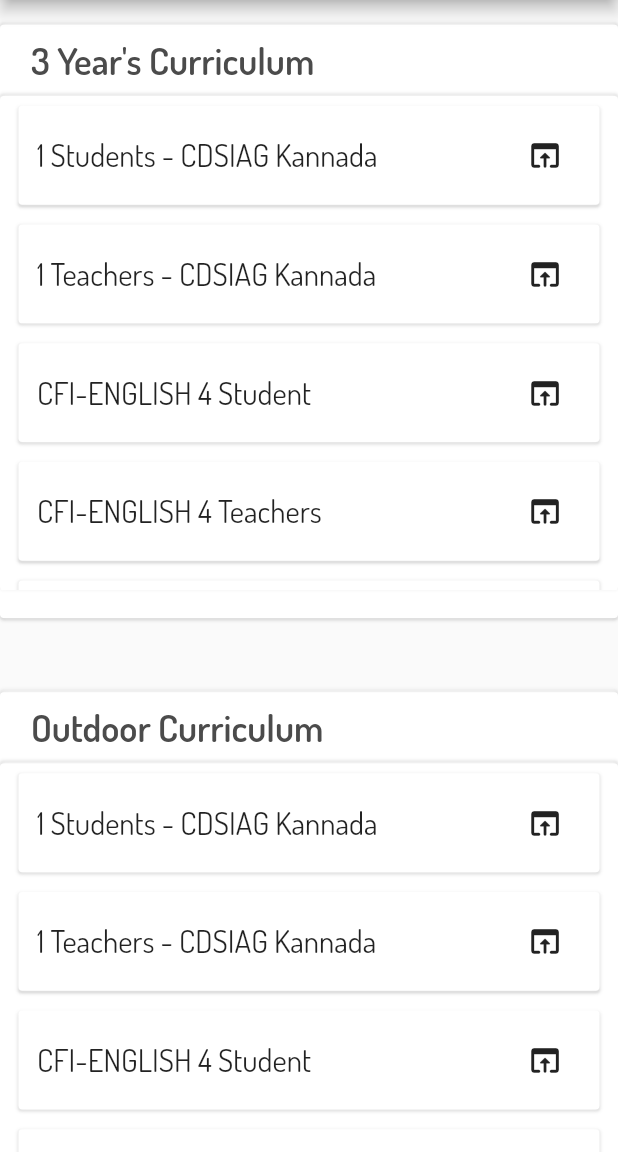
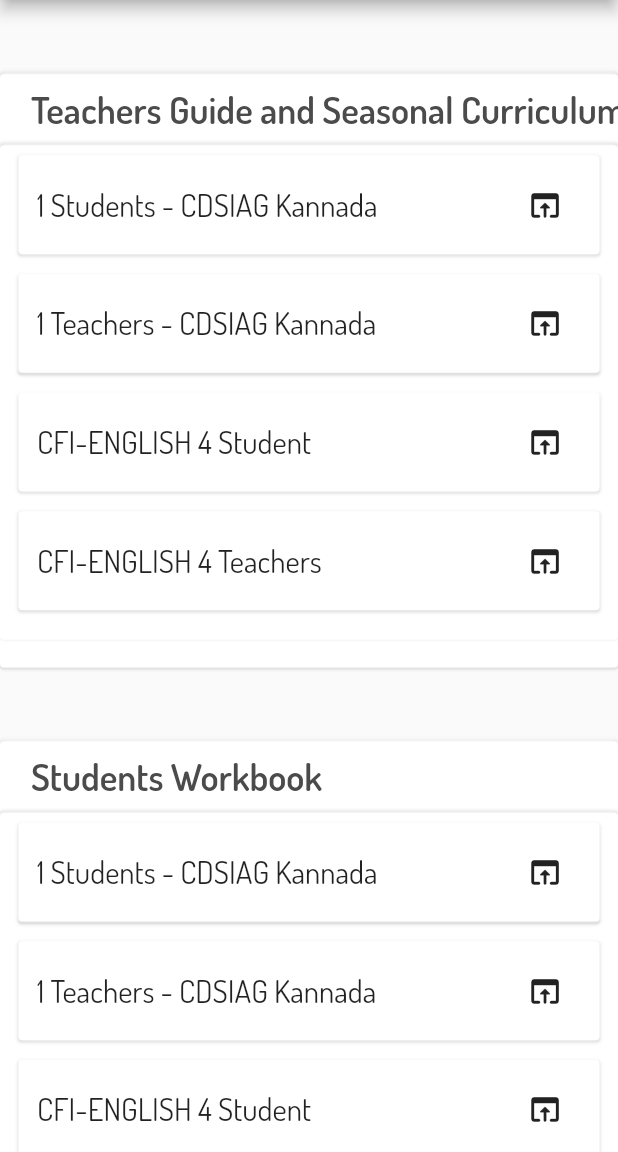
Before and after one commit to JayeshHadke/Kingdoms_Kid, a Flutter app: the MainPage screen opened directly, after a tap on "Curriculum", on a phone screen of 412 x 824 dp, the part 84-1236 px from its top. Run offline on Flutter 3.47's test engine with Material 2 defaults, Android fonts, the phone set to English and light mode, and no system bars; our stand-ins replace audioplayers, fluttertoast, responsive_sizer, youtube_player_flutter; missing offline and left inert: clipboard, pdf_viewer_plugin; network calls fail.

Commit message:
issue fixed

```diff
--- a/lib/main.dart
+++ b/lib/main.dart
@@ -3,6 +3,7 @@ import 'package:flutter/services.dart';
 import 'package:kingdoms_kids/widgets/landingPage.dart';
 import 'package:kingdoms_kids/widgets/musicPlayer.dart';
 import 'package:kingdoms_kids/widgets/videoPlayer.dart';
+import 'package:responsive_sizer/responsive_sizer.dart';
 
 void main() {
   // Use to Call Native Binding
@@ -23,6 +24,8 @@ class MyApp extends StatefulWidget {
 class _MyAppState extends State<MyApp> {
   @override
   Widget build(BuildContext context) {
+    return ResponsiveSizer(
+      builder: (context,orientation,deviceType){
         return MaterialApp(
           // Disable Debug Banner
           debugShowCheckedModeBanner: false,
@@ -37,4 +40,6 @@ class _MyAppState extends State<MyApp> {
           home: const LandingPage(),
         );
       }
+    );
   }
+}
--- a/lib/utilities/referenceIndexPage..dart
+++ b/lib/utilities/referenceIndexPage..dart
@@ -13,7 +13,7 @@ import 'package:youtube_player_flutter/youtube_player_flutter.dart';
 
 //  Slider Section
 var arrSliderHeading = [
-  'Training Material...',
+  'Sunday School Curriculum...',
   'Songs & Music..',
   "Get Resources...",
   'Stay Stress Free...',
@@ -21,10 +21,10 @@ var arrSliderHeading = [
 ];
 var arrSliderBody = [
   'The curriculum  is designed for interaction & Discussion, keeping the focus on Students. The teacher will be a guide to facilitate their self learning process.',
-  'Get Latest Kids Songs & Sing along with Karaoke.',
-  "Craft, Experiment, Puppet Scripts, Skit & Much More.",
-  'Talk 1 X 1 Best Counsellors for any of Life Challenges.',
-  "Book Slots for All Upcoming Offline Resource's in Just One Click."
+  'Discover and sing the latest kids songs with karaoke on our Android/IOS app, providing endless fun and entertainment for children.',
+  "Discover fun crafts, exciting experiments, engaging puppet scripts, entertaining skits, and much more with our user-friendly Android/IOS app.",
+  'Connect with a counselor to discuss and find solutions for your emotional issues through personal one-on-one sessions.',
+  "Easily book slots for upcoming offline resources with just one click using our convenient Android/IOS app."
 ];
 var arrSliderImages = [
   'assets/images/praying_lady.png',
@@ -211,15 +211,15 @@ void Exit(BuildContext context) {
 // 3Years Curriculum
 
 var arr3YearsCurriculum = <String, String>{
-  '1 Students - CDSIAG Kannada':
-      'https://raw.githubusercontent.com/JayeshHadke/Kingdoms_Kid/master/Content/data/Pdfs/1%20Students%20-%20CDSIAG%20Kannada.pdf',
-  '1 Teachers - CDSIAG Kannada':
-      'https://raw.githubusercontent.com/JayeshHadke/Kingdoms_Kid/master/Content/data/Pdfs/1%20Teachers%20-%20CDSIAG%20Kannada.pdf',
-  'CFI-ENGLISH 4 Student':
-      'https://raw.githubusercontent.com/JayeshHadke/Kingdoms_Kid/master/Content/data/Pdfs/CFI-ENGLISH%204%20Student.pdf',
-  'CFI-ENGLISH 4 Teachers':
-      'https://raw.githubusercontent.com/JayeshHadke/Kingdoms_Kid/master/Content/data/Pdfs/CFI-ENGLISH%204%20Teachers.pdf',
-  'Sample': 'https://www.africau.edu/images/default/sample.pdf'
+  // '1 Students - CDSIAG Kannada':
+  // 'https://raw.githubusercontent.com/JayeshHadke/Kingdoms_Kid/master/Content/data/Pdfs/1%20Students%20-%20CDSIAG%20Kannada.pdf',
+  // '1 Teachers - CDSIAG Kannada':
+  // 'https://raw.githubusercontent.com/JayeshHadke/Kingdoms_Kid/master/Content/data/Pdfs/1%20Teachers%20-%20CDSIAG%20Kannada.pdf',
+  // 'CFI-ENGLISH 4 Student':
+  // 'https://raw.githubusercontent.com/JayeshHadke/Kingdoms_Kid/master/Content/data/Pdfs/CFI-ENGLISH%204%20Student.pdf',
+  // 'CFI-ENGLISH 4 Teachers':
+  // 'https://raw.githubusercontent.com/JayeshHadke/Kingdoms_Kid/master/Content/data/Pdfs/CFI-ENGLISH%204%20Teachers.pdf',
+  // 'Sample': 'https://www.africau.edu/images/default/sample.pdf'
 };
 
 String get3YearsCurriculumLink(int index) {
@@ -281,14 +281,14 @@ String getSeasonalCurriculumName(int index) {
 }
 
 var arrVBSCurriculum = <String, String>{
-  '1 Students - CDSIAG Kannada':
-      'https://raw.githubusercontent.com/JayeshHadke/Kingdoms_Kid/master/Content/data/Pdfs/1%20Students%20-%20CDSIAG%20Kannada.pdf',
-  '1 Teachers - CDSIAG Kannada':
-      'https://raw.githubusercontent.com/JayeshHadke/Kingdoms_Kid/master/Content/data/Pdfs/1%20Teachers%20-%20CDSIAG%20Kannada.pdf',
-  'CFI-ENGLISH 4 Student':
-      'https://raw.githubusercontent.com/JayeshHadke/Kingdoms_Kid/master/Content/data/Pdfs/CFI-ENGLISH%204%20Student.pdf',
-  'CFI-ENGLISH 4 Teachers':
-      'https://raw.githubusercontent.com/JayeshHadke/Kingdoms_Kid/master/Content/data/Pdfs/CFI-ENGLISH%204%20Teachers.pdf',
+  // '1 Students - CDSIAG Kannada':
+  // 'https://raw.githubusercontent.com/JayeshHadke/Kingdoms_Kid/master/Content/data/Pdfs/1%20Students%20-%20CDSIAG%20Kannada.pdf',
+  // '1 Teachers - CDSIAG Kannada':
+  // 'https://raw.githubusercontent.com/JayeshHadke/Kingdoms_Kid/master/Content/data/Pdfs/1%20Teachers%20-%20CDSIAG%20Kannada.pdf',
+  // 'CFI-ENGLISH 4 Student':
+  // 'https://raw.githubusercontent.com/JayeshHadke/Kingdoms_Kid/master/Content/data/Pdfs/CFI-ENGLISH%204%20Student.pdf',
+  // 'CFI-ENGLISH 4 Teachers':
+  // 'https://raw.githubusercontent.com/JayeshHadke/Kingdoms_Kid/master/Content/data/Pdfs/CFI-ENGLISH%204%20Teachers.pdf',
 };
 
 String getVBSCurriculumLink(int index) {
@@ -473,7 +473,7 @@ var LanguageImage = <String>[
   'assets/images/English.png',
   'assets/images/Tamil.png',
   'assets/images/Telugu.png',
-  'assets/images/Telugu.png',
+  // 'assets/images/Telugu.png',
   'assets/images/Hindi.png',
   'assets/images/Kannada.png',
   'assets/images/Marathi.png',
--- a/lib/widgets/curriculumPage.dart
+++ b/lib/widgets/curriculumPage.dart
@@ -7,7 +7,7 @@ import 'package:kingdoms_kids/utilities/referenceIndexPage..dart';
 import 'package:kingdoms_kids/widgets/pdfViewerPage.dart';
 
 class CurriculumPage extends StatefulWidget {
-  CurriculumPage({Key? key}) : super(key: key);
+  const CurriculumPage({Key? key}) : super(key: key);
 
   @override
   State<CurriculumPage> createState() => _CurriculumPageState();
@@ -38,6 +38,9 @@ class _CurriculumPageState extends State<CurriculumPage> {
           body: SingleChildScrollView(
             child: Column(
               crossAxisAlignment: CrossAxisAlignment.center,
+              children: [
+                get3yearsCurriculumCount() >0 ? Container(
+                 child: Column(
                    children: [
                      SizedBox(
                        height: MediaQuery.of(context).size.height * 0.02,
@@ -116,7 +119,12 @@ class _CurriculumPageState extends State<CurriculumPage> {
                                borderRadius: BorderRadius.circular(
                                    MediaQuery.of(context).size.height * 0.003),
                              ),
-                        height: MediaQuery.of(context).size.height * 0.4,
+                             // if get3yearsCurriculumCount() == 0 then make height 0
+
+                             height: get3yearsCurriculumCount() == 0
+                                 ? 0
+                                 : MediaQuery.of(context).size.height * 0.4,
+                             // height: MediaQuery.of(context).size.height * 0.4,
                              child: ListView.builder(
                                scrollDirection: Axis.vertical,
                                itemCount: get3yearsCurriculumCount(),
@@ -189,7 +197,9 @@ class _CurriculumPageState extends State<CurriculumPage> {
                            ),
                          ],
                        ),
+                     ),],
                  ),
+               ):Container(),
                 SizedBox(
                   height: MediaQuery.of(context).size.height * 0.06,
                 ),
@@ -236,7 +246,8 @@ class _CurriculumPageState extends State<CurriculumPage> {
                             width: MediaQuery.of(context).size.width * 0.05,
                           ),
                           Text(
-                            "Outdoor Curriculum",
+                            // "Outdoor Curriculum",
+                            "Teachers Guide and Seasonal Curriculum",
                             style: TextStyle(
                                 color: mainTextColor,
                                 fontFamily: 'Dosis',
@@ -342,6 +353,9 @@ class _CurriculumPageState extends State<CurriculumPage> {
                     ],
                   ),
                 ),
+                getSeasonalCurriculumCount() > 0
+                    ?
+                Column(children: [
                   SizedBox(
                     height: MediaQuery.of(context).size.height * 0.06,
                   ),
@@ -388,7 +402,8 @@ class _CurriculumPageState extends State<CurriculumPage> {
                               width: MediaQuery.of(context).size.width * 0.05,
                             ),
                             Text(
-                            "Seasonal Curriculum",
+                              // "Seasonal Curriculum",
+                              "Students Workbook",
                               style: TextStyle(
                                   color: mainTextColor,
                                   fontFamily: 'Dosis',
@@ -494,7 +509,10 @@ class _CurriculumPageState extends State<CurriculumPage> {
                       ],
                     ),
                   ),
-                SizedBox(
+                ],): Container(),
+
+                getVBSCurriculumCount() > 0
+                    ? Column(children: [ SizedBox(
                   height: MediaQuery.of(context).size.height * 0.06,
                 ),
                   //VBS
@@ -645,7 +663,8 @@ class _CurriculumPageState extends State<CurriculumPage> {
                         ),
                       ],
                     ),
-                ),
+                  ),],): Container(),
+
                 SizedBox(
                   height: MediaQuery.of(context).size.height * 0.04,
                 ),
--- a/lib/widgets/customSliders.dart
+++ b/lib/widgets/customSliders.dart
@@ -45,87 +45,57 @@ class _CustomSliderState extends State<CustomSlider> {
           ],
           color: mainColor,
           borderRadius:
-          BorderRadius.circular(MediaQuery
-              .of(context)
-              .size
-              .width * 0.08)),
+              BorderRadius.circular(MediaQuery.of(context).size.width * 0.08)),
       margin: EdgeInsets.only(
-        bottom: MediaQuery
-            .of(context)
-            .size
-            .width * 0.035,
-        top: MediaQuery
-            .of(context)
-            .size
-            .width * 0.01,
-        right: MediaQuery
-            .of(context)
-            .size
-            .width * 0.02,
-        left: MediaQuery
-            .of(context)
-            .size
-            .width * 0.02,
+        bottom: MediaQuery.of(context).size.width * 0.035,
+        top: MediaQuery.of(context).size.width * 0.01,
+        right: MediaQuery.of(context).size.width * 0.02,
+        left: MediaQuery.of(context).size.width * 0.02,
       ),
       padding: EdgeInsets.only(
-          top: MediaQuery
-              .of(context)
-              .size
-              .height * 0.01,
-          bottom: MediaQuery
-              .of(context)
-              .size
-              .height * 0.01,
-          left: MediaQuery
-              .of(context)
-              .size
-              .width * 0.05,
-          right: MediaQuery
-              .of(context)
-              .size
-              .width * 0.02),
+          top: MediaQuery.of(context).size.height * 0.01,
+          bottom: MediaQuery.of(context).size.height * 0.01,
+          left: MediaQuery.of(context).size.width * 0.05,
+          right: MediaQuery.of(context).size.width * 0.02),
       child: Column(
         crossAxisAlignment: CrossAxisAlignment.start,
         mainAxisAlignment: MainAxisAlignment.start,
         children: [
           SizedBox(
-            height: MediaQuery
-                .of(context)
-                .size
-                .height * 0.01,
+            height: MediaQuery.of(context).size.height * 0.01,
           ),
-          Text(
+          Column(
+            children: [
+              // make this text left side aligned
+              SizedBox(
+                width: MediaQuery.of(context).size.width,
+                child: Text(
                   getSliderHeading(index),
                   style: TextStyle(
                       fontFamily: 'Dosis',
                       color: Colors.white,
-                fontSize: MediaQuery
-                    .of(context)
-                    .size
-                    .height * 0.034),
+                      fontSize: MediaQuery.of(context).size.height * 0.034),
+                ),
+              ),
+              SizedBox(
+                height: MediaQuery.of(context).size.height * 0.01,
               ),
               Row(
                 mainAxisAlignment: MainAxisAlignment.spaceBetween,
-            children: [
+                children: <Widget>[
                   Flexible(
                     child: Text(
                       getSliderBody(index),
                       style: TextStyle(
                           fontFamily: 'Dosis',
                           color: Colors.white,
-                      fontSize: MediaQuery
-                          .of(context)
-                          .size
-                          .height * 0.02),
+                          fontSize: MediaQuery.of(context).size.height * 0.02),
                     ),
                   ),
                   Center(
                     child: Flexible(
                       child: Image(
-                    width: MediaQuery
-                        .of(context)
-                        .size
-                        .width * 0.2,
+                        width: MediaQuery.of(context).size.width * 0.2,
                         image: AssetImage(getSliderImages(index)),
                       ),
                     ),
@@ -134,6 +104,8 @@ class _CustomSliderState extends State<CustomSlider> {
               )
             ],
           ),
+        ],
+      ),
     );
   }
 }
--- a/lib/widgets/landingPage.dart
+++ b/lib/widgets/landingPage.dart
@@ -1,6 +1,7 @@
 import 'package:flutter/material.dart';
 import 'package:kingdoms_kids/utilities/colors.dart';
 import 'package:kingdoms_kids/widgets/mainPage.dart';
+import 'package:responsive_sizer/responsive_sizer.dart';
 
 class LandingPage extends StatefulWidget {
   const LandingPage({Key? key}) : super(key: key);
@@ -40,8 +41,8 @@ class _LandingPageState extends State<LandingPage> {
                       height: MediaQuery.of(context).size.height * 0.1,
                     ),
                     SizedBox(
-                      height: MediaQuery.of(context).size.height * 0.06,
-                      width: MediaQuery.of(context).size.width * 0.8,
+                      height: 06.0.h,
+                      width: 80.0.w,
                       child: OutlinedButton(
                         style: ButtonStyle(
                           shape: MaterialStateProperty.all(
--- a/lib/widgets/mainPage.dart
+++ b/lib/widgets/mainPage.dart
@@ -3,6 +3,8 @@ import 'dart:io';
 import 'package:flutter/material.dart';
 import 'package:flutter/services.dart';
 import 'package:kingdoms_kids/widgets/customSliders.dart';
+import 'package:responsive_sizer/responsive_sizer.dart';
+
 
 import 'mainPageTail.dart';
 
@@ -130,7 +132,7 @@ class _MainPageState extends State<MainPage> {
                     ),
                   ),
                   SizedBox(
-                    height: MediaQuery.of(context).size.height * 0.22,
+                    height: 28.0.h,
                     width: double.maxFinite,
                     child: const CustomSlider(),
                   ),
--- a/pubspec.yaml
+++ b/pubspec.yaml
@@ -41,6 +41,11 @@ dependencies:
   fluttertoast: any # done
   audioplayers: any # done
   youtube_player_flutter: any # done
+
+  connectivity: any # done
+  responsive_sizer: ^3.1.1 # done
+
+
 
 dev_dependencies:
   flutter_test:
```
Also changed, not shown: lib/widgets/videoPlayer.dart (+34 -10 lines), assets/images/praying_lady.png, pubspec.lock, 2 other files. Lines whose indentation alone changed are shown as unchanged.
